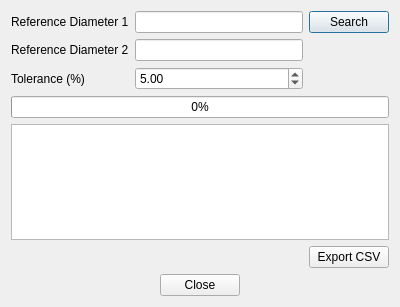
The window that Resources/ui/DialogBodyScale.ui (davesrocketshop/Rocket) describes before a commit, drawn with Qt 5.
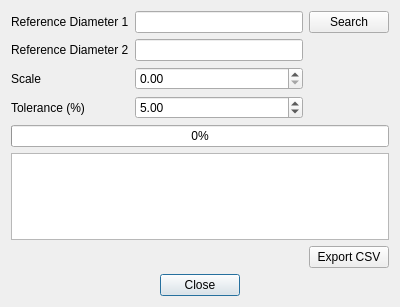
The same window after the commit. Custom widgets are drawn as their Qt base class.

Commit message: Single body scaling

```diff
--- a/Resources/ui/DialogBodyScale.ui
+++ b/Resources/ui/DialogBodyScale.ui
@@ -14,27 +14,34 @@
    <string>Body Scale Pair Matching</string>
   </property>
   <layout class="QGridLayout" name="gridLayout">
-   <item row="4" column="0" colspan="3">
+   <item row="5" column="0" colspan="3">
     <widget class="QTableView" name="tableResults"/>
    </item>
-   <item row="0" column="2">
-    <widget class="QPushButton" name="buttonSearch">
+   <item row="4" column="0" colspan="3">
+    <widget class="QProgressBar" name="progressBar">
+     <property name="value">
+      <number>0</number>
+     </property>
+    </widget>
+   </item>
+   <item row="1" column="1">
+    <widget class="Gui::InputField" name="inputReference2">
      <property name="toolTip">
-      <string>Search for body tube pairs</string>
+      <string>Scale reference diameter</string>
      </property>
-     <property name="text">
-      <string>Search</string>
+     <property name="unit" stdset="0">
+      <string notr="true">mm</string>
      </property>
     </widget>
    </item>
-   <item row="0" column="0">
-    <widget class="QLabel" name="label">
+   <item row="1" column="0">
+    <widget class="QLabel" name="labelReference2">
      <property name="text">
-      <string>Reference Diameter 1</string>
+      <string>Reference Diameter 2</string>
      </property>
     </widget>
    </item>
-   <item row="6" column="0" colspan="3">
+   <item row="7" column="0" colspan="3">
     <widget class="QDialogButtonBox" name="buttonBox">
      <property name="orientation">
       <enum>Qt::Horizontal</enum>
@@ -47,31 +54,7 @@
      </property>
     </widget>
    </item>
-   <item row="3" column="0" colspan="3">
-    <widget class="QProgressBar" name="progressBar">
-     <property name="value">
-      <number>0</number>
-     </property>
-    </widget>
-   </item>
-   <item row="1" column="1">
-    <widget class="Gui::InputField" name="inputReference2">
-     <property name="toolTip">
-      <string>Scale reference diameter</string>
-     </property>
-     <property name="unit" stdset="0">
-      <string notr="true">mm</string>
-     </property>
-    </widget>
-   </item>
-   <item row="2" column="0">
-    <widget class="QLabel" name="label_4">
-     <property name="text">
-      <string>Tolerance (%)</string>
-     </property>
-    </widget>
-   </item>
-   <item row="2" column="1">
+   <item row="3" column="1">
     <widget class="Gui::DoubleSpinBox" name="spinTolerance">
      <property name="toolTip">
       <string>Maximum error in body diameter</string>
@@ -81,7 +64,7 @@
      </property>
     </widget>
    </item>
-   <item row="5" column="2">
+   <item row="6" column="2">
     <widget class="QPushButton" name="buttonCSV">
      <property name="toolTip">
       <string>Export results to CSV</string>
@@ -101,13 +84,40 @@
      </property>
     </widget>
    </item>
-   <item row="1" column="0">
-    <widget class="QLabel" name="label_2">
+   <item row="0" column="2">
+    <widget class="QPushButton" name="buttonSearch">
+     <property name="toolTip">
+      <string>Search for body tube pairs</string>
+     </property>
      <property name="text">
-      <string>Reference Diameter 2</string>
+      <string>Search</string>
      </property>
     </widget>
    </item>
+   <item row="3" column="0">
+    <widget class="QLabel" name="labelTolerance">
+     <property name="text">
+      <string>Tolerance (%)</string>
+     </property>
+    </widget>
+   </item>
+   <item row="0" column="0">
+    <widget class="QLabel" name="labelReference1">
+     <property name="text">
+      <string>Reference Diameter 1</string>
+     </property>
+    </widget>
+   </item>
+   <item row="2" column="0">
+    <widget class="QLabel" name="labelScale">
+     <property name="text">
+      <string>Scale</string>
+     </property>
+    </widget>
+   </item>
+   <item row="2" column="1">
+    <widget class="Gui::DoubleSpinBox" name="spinScale"/>
+   </item>
   </layout>
  </widget>
  <customwidgets>
```
Left out of the diff: 1 changed line with no effect on the pictures. The commit also changes 2 other files.
